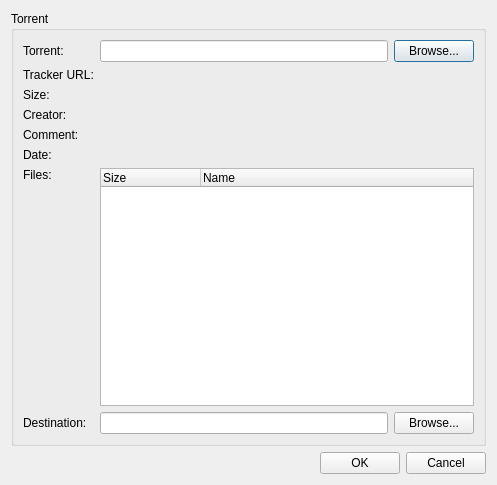
The window that src/plugins/torrent/addtorrent.ui (0xd34df00d/leechcraft) describes before a commit, drawn with Qt 5.
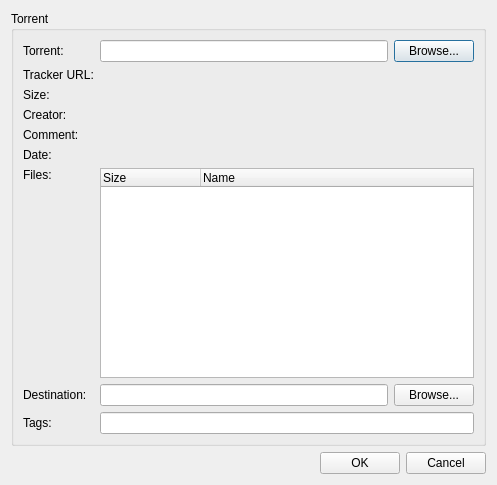
The same window after the commit. Icons and pictures are not drawn.

Patch:
```diff
--- a/src/plugins/torrent/addtorrent.ui
+++ b/src/plugins/torrent/addtorrent.ui
@@ -174,6 +174,16 @@
         </item>
        </layout>
       </item>
+      <item row="9" column="0" >
+       <widget class="QLabel" name="label_4" >
+        <property name="text" >
+         <string>Tags:</string>
+        </property>
+       </widget>
+      </item>
+      <item row="9" column="1" >
+       <widget class="QLineEdit" name="TagsEdit_" />
+      </item>
      </layout>
     </widget>
    </item>
```
Left out of the diff: 2 changed lines with no effect on the pictures.
